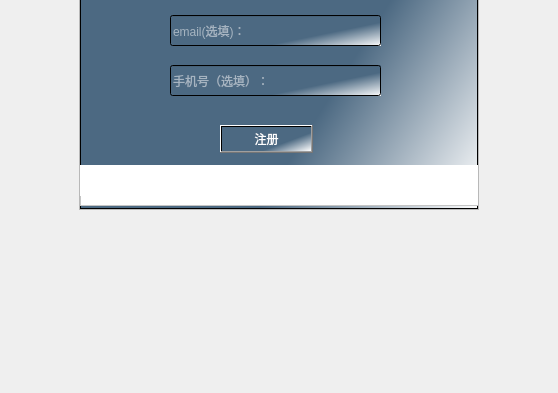
Above: Register.ui from explore-liu/financial-management-system before the change; both pictures show x 91 to 649 and y 310 to 703 of the 873 by 703 pixel window. Below: the same form after it.
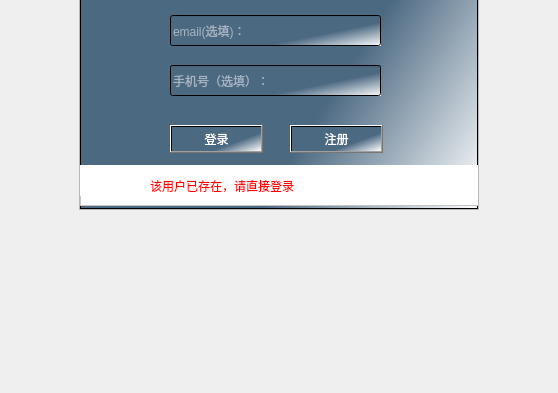
That is the form after the change. The open tabs and pages were chosen to show the change. Icons and pictures are not drawn.

Patch:
```diff
--- a/Register.ui
+++ b/Register.ui
@@ -272,7 +272,7 @@
        <widget class="QPushButton" name="pushButton_R">
         <property name="geometry">
          <rect>
-          <x>140</x>
+          <x>210</x>
           <y>370</y>
           <width>93</width>
           <height>28</height>
@@ -389,8 +389,62 @@
            </property>
           </widget>
          </widget>
+         <widget class="QWidget" name="page_6">
+          <widget class="QLabel" name="label_6">
+           <property name="geometry">
+            <rect>
+             <x>70</x>
+             <y>10</y>
+             <width>251</width>
+             <height>21</height>
+            </rect>
+           </property>
+           <property name="styleSheet">
+            <string notr="true">color: rgb(255, 0, 0);
+font: 12pt &quot;Algerian&quot;;</string>
+           </property>
+           <property name="text">
+            <string>该用户已存在，请直接登录</string>
+           </property>
+          </widget>
+         </widget>
+         <widget class="QWidget" name="page_7">
+          <widget class="QLabel" name="label_7">
+           <property name="geometry">
+            <rect>
+             <x>130</x>
+             <y>10</y>
+             <width>121</width>
+             <height>21</height>
+            </rect>
+           </property>
+           <property name="styleSheet">
+            <string notr="true">color: rgb(255, 0, 0);
+font: 12pt &quot;Algerian&quot;;</string>
+           </property>
+           <property name="text">
+            <string>用户名已存在</string>
+           </property>
+          </widget>
+         </widget>
         </widget>
        </widget>
+       <widget class="QPushButton" name="pushButton_L">
+        <property name="geometry">
+         <rect>
+          <x>90</x>
+          <y>370</y>
+          <width>93</width>
+          <height>28</height>
+         </rect>
+        </property>
+        <property name="styleSheet">
+         <string notr="true">color: rgb(255, 255, 255);</string>
+        </property>
+        <property name="text">
+         <string>登录</string>
+        </property>
+       </widget>
       </widget>
      </item>
     </layout>
```
Left out of the diff: 3 changed lines with no effect on the pictures.
